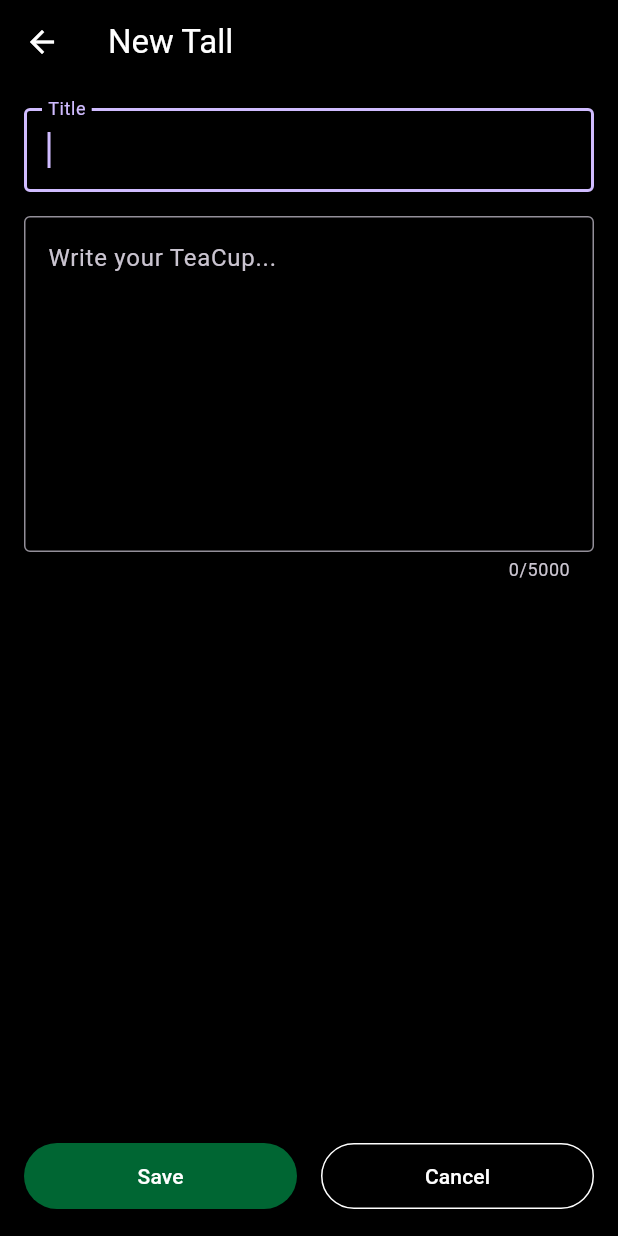
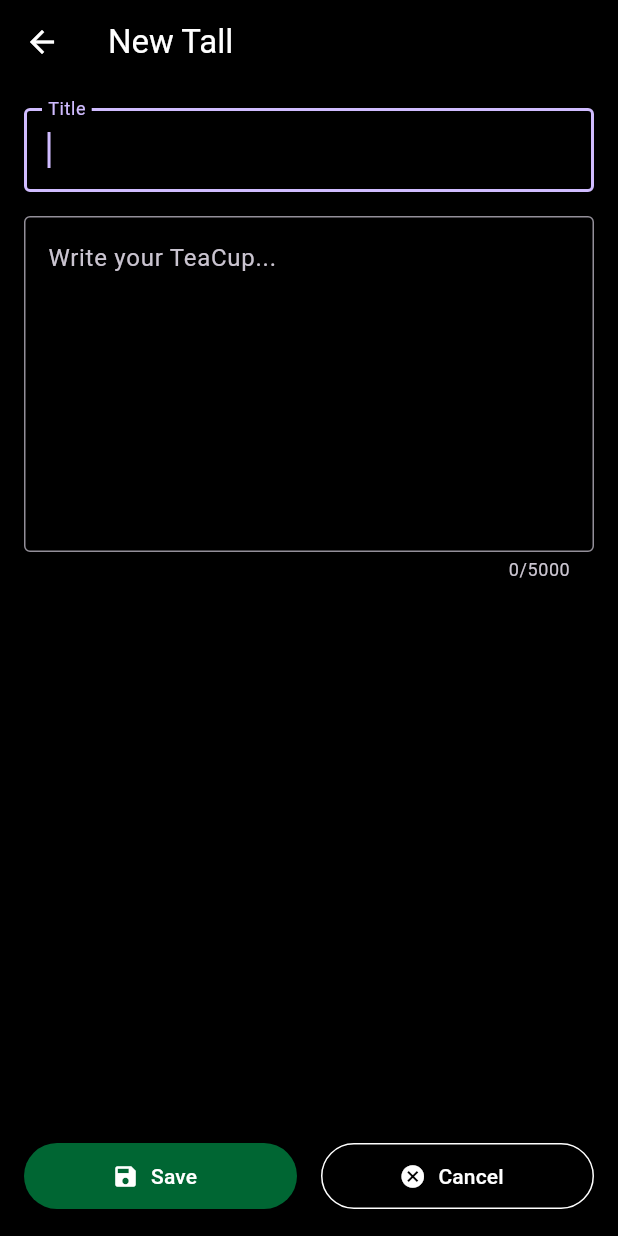
Before and after one commit to rlpvin/teahee, a Flutter app: the screen it shows after launch, after a tap on "Tall", on a phone screen of 412 x 824 dp. Run offline on Flutter 3.47's test engine with Material 3 defaults, Android fonts, the phone set to English and light mode, and no system bars; our stand-ins replace file_picker, image_picker, open_filex, permission_handler; missing offline and left inert: flutter_media_metadata, video_thumbnail.

Commit message:
UI enhancement: icons, thumbnails for entries

```diff
--- a/lib/screens/edit_screen.dart
+++ b/lib/screens/edit_screen.dart
@@ -341,10 +341,11 @@ class _EditScreenState extends State<EditScreen> {
                 mainAxisAlignment: MainAxisAlignment.spaceBetween,
                 children: [
                   Expanded(
-                    child: ElevatedButton(
+                    child: ElevatedButton.icon(
                       style: AppButtons.saveButton,
                       onPressed: _save,
-                      child: const Padding(
+                      icon: const Icon(Icons.save),
+                      label: const Padding(
                         padding: EdgeInsets.symmetric(vertical: 12),
                         child: Text("Save"),
                       ),
@@ -352,10 +353,11 @@ class _EditScreenState extends State<EditScreen> {
                   ),
                   const SizedBox(width: 16),
                   Expanded(
-                    child: OutlinedButton(
+                    child: OutlinedButton.icon(
                       style: AppButtons.cancelButton,
                       onPressed: () => Navigator.pop(context),
-                      child: const Padding(
+                      icon: const Icon(Icons.cancel),
+                      label: const Padding(
                         padding: EdgeInsets.symmetric(vertical: 12),
                         child: Text("Cancel"),
                       ),
--- a/lib/screens/home_screen.dart
+++ b/lib/screens/home_screen.dart
@@ -54,12 +54,19 @@ class HomeScreen extends StatelessWidget {
           children: [
             const Align(
               alignment: Alignment.center,
-              child: Text("Pour a TeaCup", style: TextStyle(fontSize: 22)),
+              child: Row(
+                mainAxisAlignment: MainAxisAlignment.center,
+                children: [
+                   Icon(Icons.local_cafe, color: AppColors.accentGreen, size: 28),
+                   SizedBox(width: 12),
+                   Text("Pour a TeaCup", style: TextStyle(fontSize: 22, fontWeight: FontWeight.bold)),
+                ],
+              ),
             ),
-            const SizedBox(height: 16),
+            const SizedBox(height: 24),
             const Align(
               alignment: Alignment.center,
-              child: Text("Choose a Recipe:"),
+              child: Text("Choose a Recipe:", style: TextStyle(color: Colors.grey, letterSpacing: 1.2)),
             ),
             const SizedBox(height: 16),
 
```
Also changed, not shown: lib/screens/details_screen.dart (+13 -5 lines), lib/screens/list_screen.dart (+46 -2 lines), lib/widgets/media_preview.dart (+15 -4 lines).
